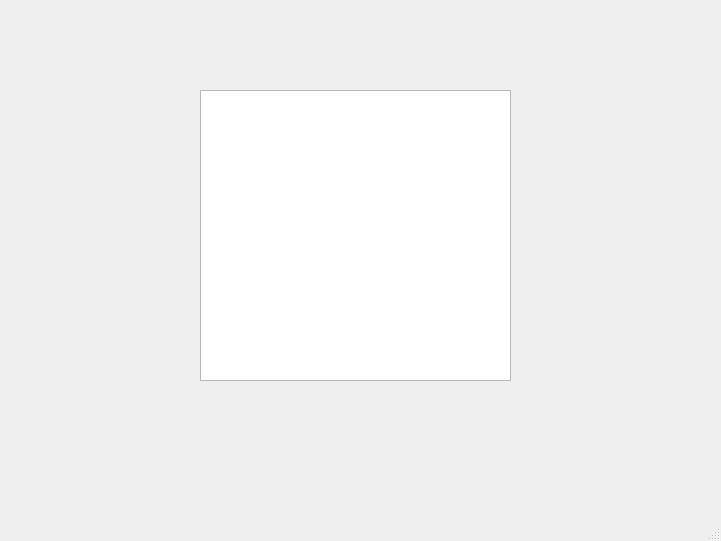
Before: the Qt Designer form mainwindow.ui in NK5fr/camera_manager, drawn with Qt 5.
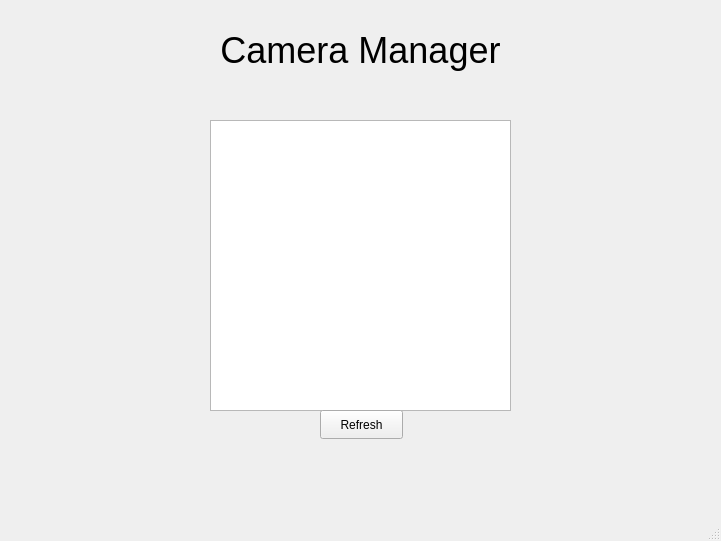
After: the same form once the commit is applied.

Commit message: handle camera status changement

Diff of the .ui file:
```diff
--- a/mainwindow.ui
+++ b/mainwindow.ui
@@ -17,9 +17,9 @@
    <widget class="QListWidget" name="cameraList">
     <property name="geometry">
      <rect>
-      <x>200</x>
-      <y>90</y>
-      <width>311</width>
+      <x>210</x>
+      <y>120</y>
+      <width>301</width>
       <height>291</height>
      </rect>
     </property>
@@ -30,6 +30,67 @@
      <number>2</number>
     </property>
    </widget>
+   <widget class="QLabel" name="title">
+    <property name="geometry">
+     <rect>
+      <x>180</x>
+      <y>20</y>
+      <width>361</width>
+      <height>61</height>
+     </rect>
+    </property>
+    <property name="sizePolicy">
+     <sizepolicy hsizetype="Preferred" vsizetype="Preferred">
+      <horstretch>0</horstretch>
+      <verstretch>0</verstretch>
+     </sizepolicy>
+    </property>
+    <property name="font">
+     <font>
+      <pointsize>27</pointsize>
+     </font>
+    </property>
+    <property name="text">
+     <string>Camera Manager</string>
+    </property>
+    <property name="alignment">
+     <set>Qt::AlignCenter</set>
+    </property>
+   </widget>
+   <widget class="QLabel" name="devicesNumber">
+    <property name="geometry">
+     <rect>
+      <x>200</x>
+      <y>450</y>
+      <width>321</width>
+      <height>41</height>
+     </rect>
+    </property>
+    <property name="font">
+     <font>
+      <pointsize>12</pointsize>
+     </font>
+    </property>
+    <property name="text">
+     <string/>
+    </property>
+    <property name="alignment">
+     <set>Qt::AlignCenter</set>
+    </property>
+   </widget>
+   <widget class="QPushButton" name="refresh">
+    <property name="geometry">
+     <rect>
+      <x>320</x>
+      <y>410</y>
+      <width>83</width>
+      <height>29</height>
+     </rect>
+    </property>
+    <property name="text">
+     <string>Refresh</string>
+    </property>
+   </widget>
   </widget>
   <widget class="QMenuBar" name="menubar">
    <property name="geometry">
```
The commit also changes 6 other files.
